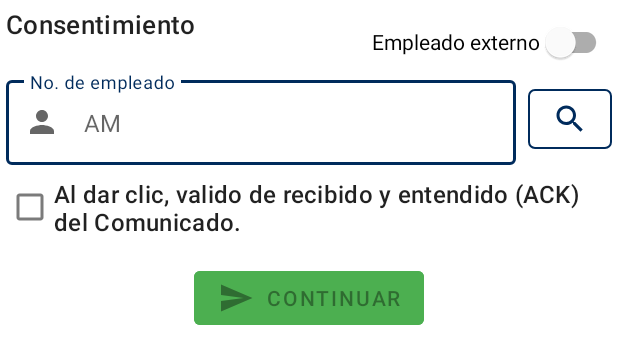
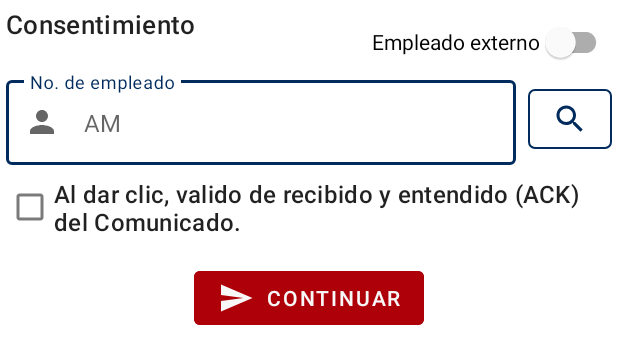
Before and after one commit to YaelGonzalez08/PaperlessApplication, an Android app: the layout fragment_consentimiento_a_c_k.xml on its own in the app's theme, with its tools: preview values and no code run, on a phone screen of 412 x 824 dp. Shown: the top 364 px of the screen. Run offline under Robolectric (Android 15) with nearby library versions, the phone set to English and light mode, and no system bars.

Commit message:
Boton rojo 01

```diff
--- a/app/src/main/res/layout/fragment_consentimiento_a_c_k.xml
+++ b/app/src/main/res/layout/fragment_consentimiento_a_c_k.xml
@@ -173,11 +173,13 @@
             android:layout_width="wrap_content"
             android:layout_height="wrap_content"
             android:layout_marginTop="@dimen/dimen_16"
-            android:backgroundTint="@color/verde_success"
+            android:backgroundTint="@color/color_rojo_carmin"
             android:enabled="false"
             android:text="@string/continuar"
+            android:textColor="@color/color_gray_white_background_checklist_faded"
             android:visibility="visible"
             app:icon="@drawable/ic_send"
+            app:iconTint="@color/color_gray_white_background_checklist_faded"
             app:layout_constraintBottom_toBottomOf="parent"
             app:layout_constraintEnd_toEndOf="parent"
             app:layout_constraintStart_toStartOf="parent"
```
